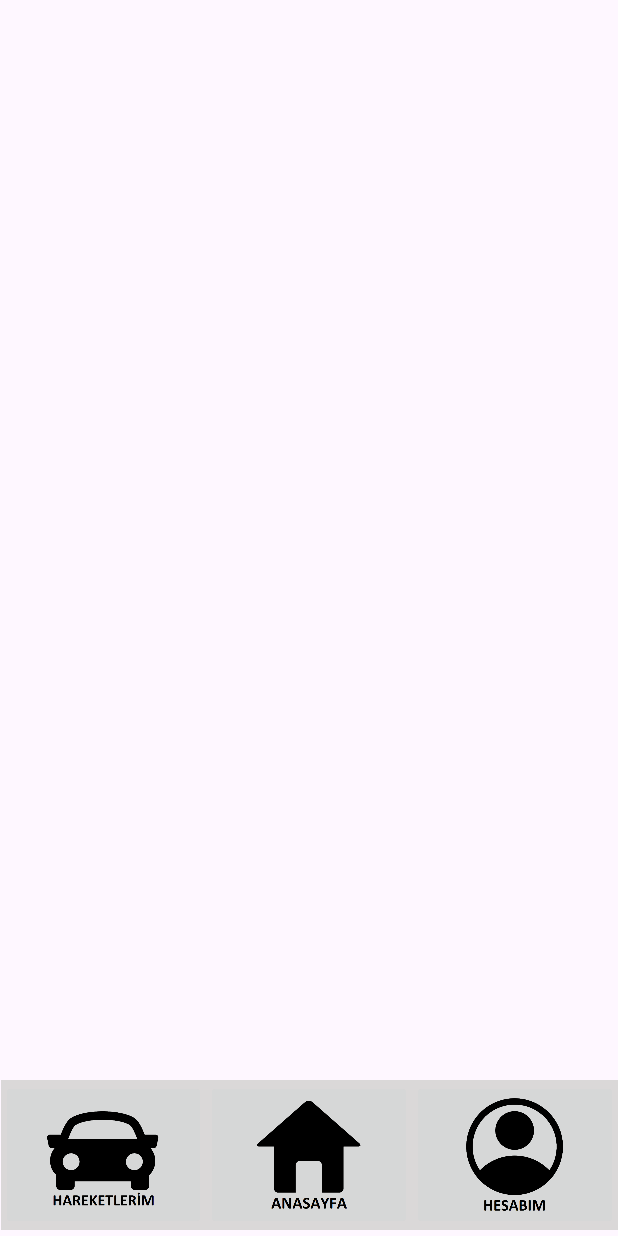
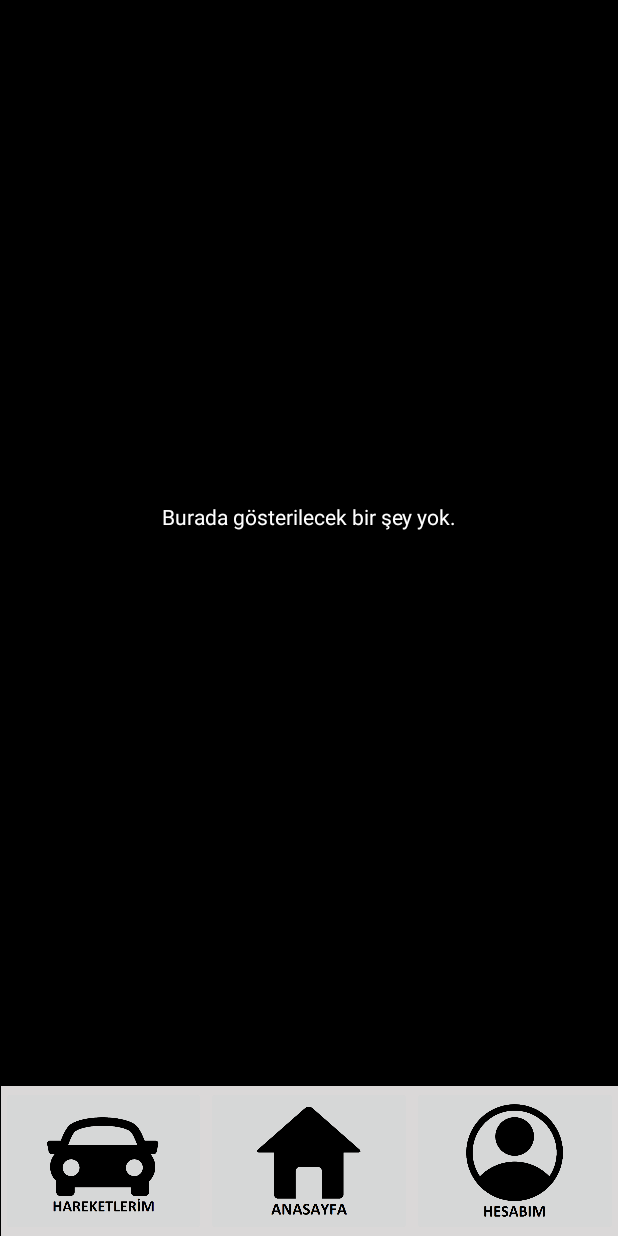
Before and after one commit to emrerenk/AracKiralama, an Android app: the MovementActivity screen opened directly, with no data from a screen before it, on a phone screen of 412 x 824 dp. Run offline under Robolectric (Android 15) with nearby library versions, the light colour scheme and no system bars.

Commit message:
Dorduncu Gönderimim

```diff
--- a/app/src/main/java/com/example/arackiralama/MainActivity.java
+++ b/app/src/main/java/com/example/arackiralama/MainActivity.java
@@ -90,7 +90,7 @@ import java.util.List;
             adapter.setOnItemClickListener(new CarAdapter.OnItemClickListener() {
                 @Override
                 public void onItemClick(int position) {
-                    CarModel.Car clickedCar = carModel.getCars().get(position);
+                    CarModel.Car clickedCar = adapter.getCars().get(position);
 
                     if(clickedCar.getBrand().equals("Hyundai") && clickedCar.getModel().equals("i20") && clickedCar.getYear().equals("2022") && clickedCar.getColor().equals("Fume")){
                         Intent intent=new Intent(MainActivity.this, hyundaii20.class);
@@ -120,7 +120,7 @@ import java.util.List;
                         Intent intent8=new Intent(MainActivity.this, bmw216d.class);
                         startActivity(intent8);
                     } else if (clickedCar.getBrand().equals("Mercedes") && clickedCar.getModel().equals("EQE") && clickedCar.getYear().equals("2022") && clickedCar.getColor().equals("Gri")){
-                        Intent intent9=new Intent(MainActivity.this, toyotachr.class);
+                        Intent intent9=new Intent(MainActivity.this, mercedeseqe.class);
                         startActivity(intent9);
                     }
                 }
--- a/app/src/main/res/layout/activity_movement.xml
+++ b/app/src/main/res/layout/activity_movement.xml
@@ -5,6 +5,7 @@
     android:id="@+id/main"
     android:layout_width="match_parent"
     android:layout_height="match_parent"
+    android:background="@color/black"
     tools:context=".MovementActivity">
 
     <LinearLayout
@@ -13,7 +14,6 @@
         android:layout_height="wrap_content"
         android:layout_marginStart="2dp"
         android:layout_marginEnd="2dp"
-        android:layout_marginBottom="4dp"
         android:background="#DAD8D8"
         android:orientation="horizontal"
         app:layout_constraintBottom_toBottomOf="parent"
@@ -47,4 +47,19 @@
 
     </LinearLayout>
 
+    <TextView
+        android:id="@+id/textView9"
+        android:layout_width="wrap_content"
+        android:layout_height="wrap_content"
+        android:layout_marginStart="106dp"
+        android:layout_marginTop="252dp"
+        android:layout_marginEnd="106dp"
+        android:layout_marginBottom="287dp"
+        android:text="Burada gösterilecek bir şey yok."
+        android:textColor="@color/white"
+        app:layout_constraintBottom_toTopOf="@+id/linearLayout2"
+        app:layout_constraintEnd_toEndOf="parent"
+        app:layout_constraintStart_toStartOf="parent"
+        app:layout_constraintTop_toTopOf="parent" />
+
 </androidx.constraintlayout.widget.ConstraintLayout>
--- a/app/src/main/res/layout/activity_opelastra.xml
+++ b/app/src/main/res/layout/activity_opelastra.xml
@@ -26,6 +26,7 @@
         android:id="@+id/imageButton4"
         android:layout_width="50dp"
         android:layout_height="45dp"
+        android:background="@color/white"
         android:onClick="backclick"
         android:scaleType="centerInside"
         app:layout_constraintBottom_toTopOf="@+id/hyundaiii"
@@ -108,10 +109,10 @@
         android:layout_width="250dp"
         android:layout_height="75dp"
         android:layout_marginTop="16dp"
-        android:background="#000000"
         android:backgroundTint="#000000"
         android:onClick="satinal"
         android:text="Aracı Şimdi Kirala"
+        android:textColor="@color/white"
         android:textColorLink="#000000"
         app:layout_constraintEnd_toEndOf="parent"
         app:layout_constraintHorizontal_bias="0.503"
```
Also changed, not shown: app/src/main/java/com/example/arackiralama/CarAdapter.java (+8 -1 lines), app/src/main/res/layout/activity_bmw216d.xml (+11 -0 lines), app/src/main/res/layout/activity_fiategea.xml (+11 -0 lines), app/src/main/res/layout/activity_fordfocus.xml (+11 -0 lines), app/src/main/res/layout/activity_hyundaii20.xml (+11 -0 lines), app/src/main/res/layout/activity_mercedeseqe.xml (+11 -0 lines), app/src/main/res/layout/activity_renaultmegane.xml (+11 -0 lines), app/src/main/res/layout/activity_skodascala.xml (+11 -0 lines), app/src/main/res/layout/activity_toyotachr.xml (+11 -0 lines), app/src/main/res/layout/activity_toyotacorolla.xml (+11 -0 lines).
